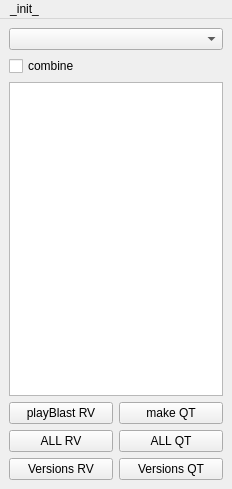
Qt form dsAnimation/dsAnimTools.ui (davidwilliamsDK/maya) before a commit.
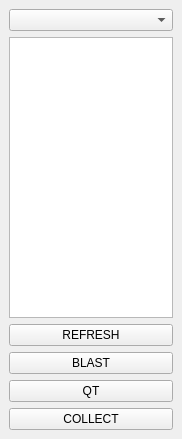
The same form after that commit.

Patch:
```diff
--- a/dsAnimation/dsAnimTools.ui
+++ b/dsAnimation/dsAnimTools.ui
@@ -6,131 +6,70 @@
    <rect>
     <x>0</x>
     <y>0</y>
-    <width>232</width>
-    <height>489</height>
+    <width>182</width>
+    <height>439</height>
    </rect>
   </property>
   <property name="windowTitle">
    <string>MainWindow</string>
   </property>
   <widget class="QWidget" name="centralwidget">
-   <layout class="QGridLayout" name="gridLayout_2">
-    <item row="0" column="0">
      <layout class="QGridLayout" name="gridLayout">
-      <item row="0" column="0" colspan="2">
+    <item row="0" column="0">
        <widget class="QComboBox" name="User_CB"/>
       </item>
-      <item row="1" column="0" colspan="2">
-       <widget class="QCheckBox" name="checkBox">
-        <property name="text">
-         <string>combine</string>
-        </property>
-       </widget>
-      </item>
-      <item row="2" column="0" colspan="2">
-       <widget class="QListWidget" name="Shots_LW">
+    <item row="1" column="0">
+     <widget class="QListWidget" name="shot_LW">
+      <property name="verticalScrollBarPolicy">
+       <enum>Qt::ScrollBarAlwaysOff</enum>
+      </property>
+      <property name="horizontalScrollBarPolicy">
+       <enum>Qt::ScrollBarAlwaysOff</enum>
+      </property>
         <property name="selectionMode">
          <enum>QAbstractItemView::MultiSelection</enum>
         </property>
        </widget>
       </item>
+    <item row="2" column="0">
+     <widget class="QPushButton" name="refresh_B">
+      <property name="enabled">
+       <bool>true</bool>
+      </property>
+      <property name="text">
+       <string>REFRESH</string>
+      </property>
+     </widget>
+    </item>
       <item row="3" column="0">
-       <widget class="QPushButton" name="pb_B">
-        <property name="text">
-         <string>playBlast RV</string>
-        </property>
-       </widget>
-      </item>
-      <item row="3" column="1">
-       <widget class="QPushButton" name="QT_B">
+     <widget class="QPushButton" name="blast_B">
+      <property name="enabled">
+       <bool>true</bool>
+      </property>
         <property name="text">
-         <string>make QT</string>
+       <string>BLAST</string>
         </property>
        </widget>
       </item>
       <item row="4" column="0">
-       <widget class="QPushButton" name="pbAll_B">
-        <property name="text">
-         <string>ALL RV</string>
-        </property>
-       </widget>
-      </item>
-      <item row="4" column="1">
-       <widget class="QPushButton" name="QT_All_B">
+     <widget class="QPushButton" name="QT_B">
+      <property name="enabled">
+       <bool>true</bool>
+      </property>
         <property name="text">
-         <string>ALL QT</string>
+       <string>QT</string>
         </property>
        </widget>
       </item>
       <item row="5" column="0">
        <widget class="QPushButton" name="pb_V_B">
         <property name="text">
-         <string>Versions RV</string>
+       <string>COLLECT</string>
         </property>
        </widget>
       </item>
-      <item row="5" column="1">
-       <widget class="QPushButton" name="QT_V_B">
-        <property name="text">
-         <string>Versions QT</string>
-        </property>
-       </widget>
-      </item>
-     </layout>
-    </item>
-   </layout>
+   </layout>
   </widget>
-  <widget class="QMenuBar" name="menubar">
-   <property name="geometry">
-    <rect>
-     <x>0</x>
-     <y>0</y>
-     <width>232</width>
-     <height>28</height>
-    </rect>
-   </property>
-   <widget class="QMenu" name="menu_init">
-    <property name="title">
-     <string>_init_</string>
-    </property>
-    <addaction name="action100"/>
-    <addaction name="action75"/>
-    <addaction name="action50"/>
-   </widget>
-   <addaction name="menu_init"/>
-  </widget>
-  <action name="action100">
-   <property name="checkable">
-    <bool>true</bool>
-   </property>
-   <property name="checked">
-    <bool>true</bool>
-   </property>
-   <property name="text">
-    <string>100%</string>
-   </property>
-  </action>
-  <action name="action75">
-   <property name="checkable">
-    <bool>true</bool>
-   </property>
-   <property name="text">
-    <string>75%</string>
-   </property>
-  </action>
-  <action name="action50">
-   <property name="checkable">
-    <bool>true</bool>
-   </property>
-   <property name="text">
-    <string>50%</string>
-   </property>
-  </action>
-  <action name="actionCombine">
-   <property name="text">
-    <string>combine</string>
-   </property>
-  </action>
  </widget>
  <resources/>
  <connections/>
```
Left out of the diff: 8 changed lines with no effect on the pictures. Lines whose indentation alone changed are shown as unchanged.
